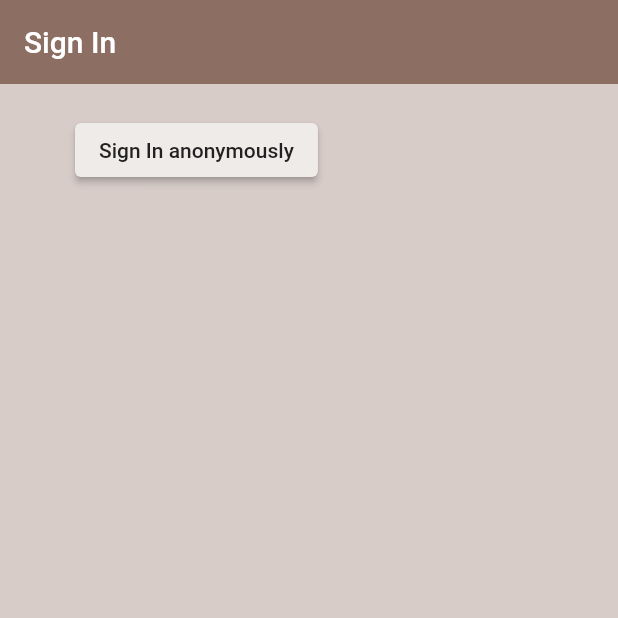
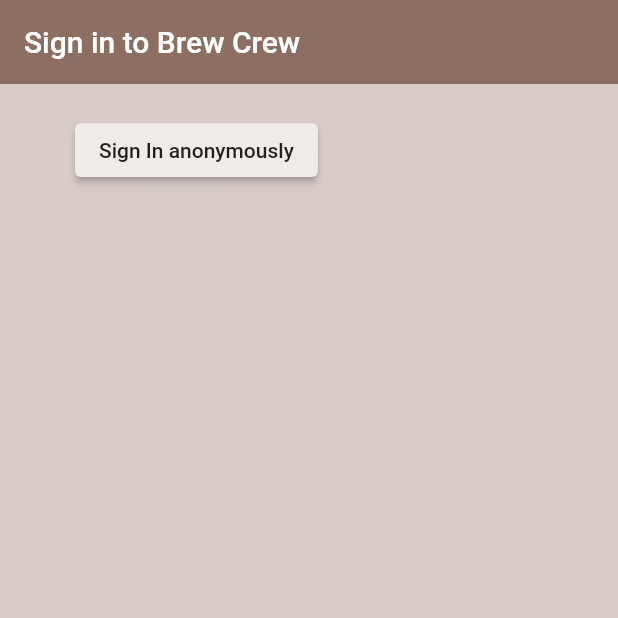
Before and after one commit to HighLiuk/flutter_firebase_tutorial, a Flutter app: the screen it shows after launch, on a phone screen of 412 x 824 dp, the top half of it. Run offline on Flutter 3.47's test engine with Material 2 defaults, Android fonts, the phone set to English and light mode, and no system bars; our stand-ins replace firebase_auth, firebase_core; accounts and stored records are empty.

Commit message:
🎨 Change Title in Sign In Page

```diff
--- a/lib/pages/auth/sign_in.dart
+++ b/lib/pages/auth/sign_in.dart
@@ -29,7 +29,7 @@
       appBar: AppBar(
         backgroundColor: Colors.brown[400],
         elevation: 0,
-        title: const Text('Sign In'),
+        title: const Text('Sign in to Brew Crew'),
       ),
       body: Padding(
         padding: const EdgeInsets.symmetric(
```
